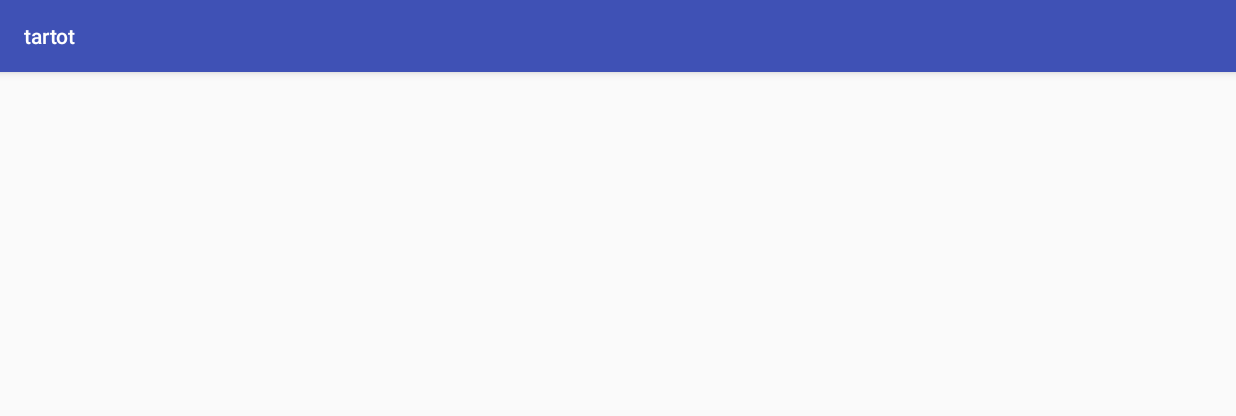
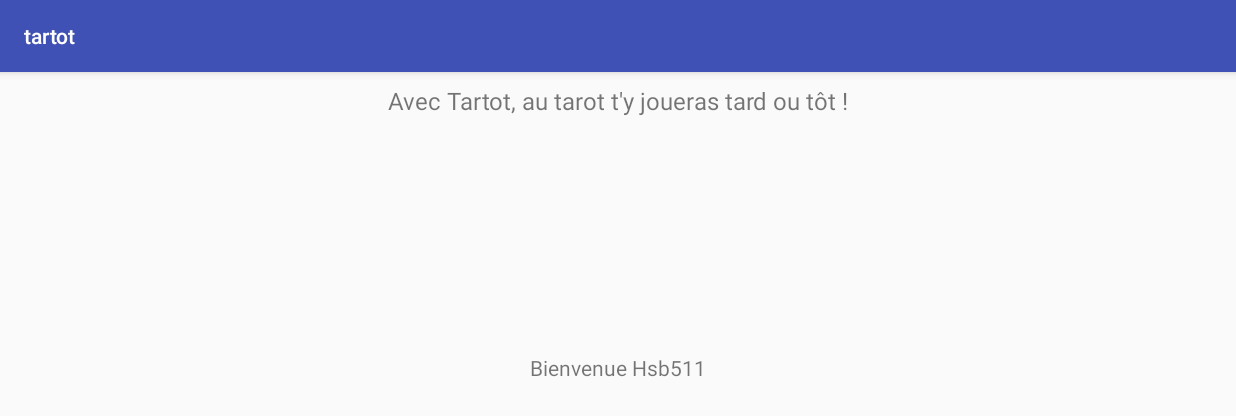
Before and after one commit to souchel/tartot, an Android app: the MainMenuActivity screen opened directly, with no data from a screen before it, on a phone screen of 824 x 412 dp (held sideways). Shown: the top 416 px of the screen. Run offline under Robolectric (Android 15) with nearby library versions, the phone set to English and light mode, and no system bars.

Commit message:
ajout des tv de titre et de bienvenu dans MainMenyActivity, préparation de la modification dynamique du pseudo (il reste à récupérer le joueur de l'intent et à getUsername)

```diff
--- a/tartot/app/src/main/java/team23/tartot/GameActivity.java
+++ b/tartot/app/src/main/java/team23/tartot/GameActivity.java
@@ -1,13 +1,16 @@
 package team23.tartot;
 
+import android.content.Intent;
 import android.support.v7.app.AppCompatActivity;
 import android.os.Bundle;
+import android.view.View;
+import android.widget.Button;
+import android.widget.EditText;
+import android.widget.TextView;
+
+import team23.tartot.core.Player;
 
 public class GameActivity extends AppCompatActivity {
 
-    @Override
-    protected void onCreate(Bundle savedInstanceState) {
-        super.onCreate(savedInstanceState);
-        setContentView(R.layout.activity_first_log);
-    }
+
 }
--- a/tartot/app/src/main/java/team23/tartot/MainMenuActivity.java
+++ b/tartot/app/src/main/java/team23/tartot/MainMenuActivity.java
@@ -8,6 +8,7 @@ import android.support.v7.app.AppCompatActivity;
 import android.os.Bundle;
 import android.util.Log;
 import android.view.View;
+import android.widget.TextView;
 
 import com.google.android.gms.auth.api.Auth;
 import com.google.android.gms.auth.api.signin.GoogleSignIn;
@@ -21,5 +22,13 @@ import com.google.android.gms.common.SignInButton;
 
 public class MainMenuActivity extends AppCompatActivity {
 
+    @Override
+    protected void onCreate(Bundle savedInstanceState) {
+        super.onCreate(savedInstanceState);
+        setContentView(R.layout.activity_main_menu);
 
+        final TextView welcomeTextView = findViewById(R.id.text_view_welcome_main_menu);
+        String welcome = welcomeTextView.getText().toString() + " Hsb511"; // + getExtra.getUsername();
+        welcomeTextView.setText(welcome);
+    }
 }
--- a/tartot/app/src/main/res/layout/activity_game.xml
+++ b/tartot/app/src/main/res/layout/activity_game.xml
@@ -5,4 +5,6 @@
     android:layout_height="match_parent"
     tools:context="team23.tartot.GameActivity">
 
+
+
 </android.support.constraint.ConstraintLayout>
--- a/tartot/app/src/main/res/layout/activity_main_menu.xml
+++ b/tartot/app/src/main/res/layout/activity_main_menu.xml
@@ -6,4 +6,31 @@
     android:layout_height="match_parent"
     tools:context="team23.tartot.MainMenuActivity">
 
+    <TextView
+        android:id="@+id/text_view_title_main_menu"
+        android:layout_width="wrap_content"
+        android:layout_height="wrap_content"
+        android:layout_marginEnd="8dp"
+        android:layout_marginStart="8dp"
+        android:layout_marginTop="8dp"
+        android:text="@string/text_view_title_main_menu"
+        android:textSize="16sp"
+        app:layout_constraintEnd_toEndOf="parent"
+        app:layout_constraintStart_toStartOf="parent"
+        app:layout_constraintTop_toTopOf="parent" />
+
+    <TextView
+        android:id="@+id/text_view_welcome_main_menu"
+        android:layout_width="wrap_content"
+        android:layout_height="wrap_content"
+        android:layout_marginBottom="8dp"
+        android:layout_marginEnd="8dp"
+        android:layout_marginStart="8dp"
+        android:layout_marginTop="8dp"
+        android:text="@string/text_view_welcome_main_menu"
+        app:layout_constraintBottom_toBottomOf="parent"
+        app:layout_constraintEnd_toEndOf="parent"
+        app:layout_constraintStart_toStartOf="parent"
+        app:layout_constraintTop_toBottomOf="@+id/text_view_title_main_menu" />
+
 </android.support.constraint.ConstraintLayout>
--- a/tartot/app/src/main/res/values/strings.xml
+++ b/tartot/app/src/main/res/values/strings.xml
@@ -3,9 +3,15 @@
     <string name="title_activity_first_log">Tartot</string>
 
 
+    <!-- Strings related to FirstLogActivity -->
     <string name="text_view_first_log">Bienvenue dans Tartot, quel est ton pseudo ?</string>
     <string name="edit_text_first_log">Entrer un pseudo</string>
     <string name="button_first_log">Accéder au menu</string>
+
+    <!-- Strings related to MainMenuActivity -->
+    <string name="text_view_title_main_menu">Avec Tartot, au tarot t\'y joueras tard ou tôt !</string>
+    <string name="text_view_welcome_main_menu">Bienvenue </string>
+
     <!-- Strings related to login -->
     <string name="prompt_email">Email</string>
     <string name="prompt_password">Password (optional)</string>
```
